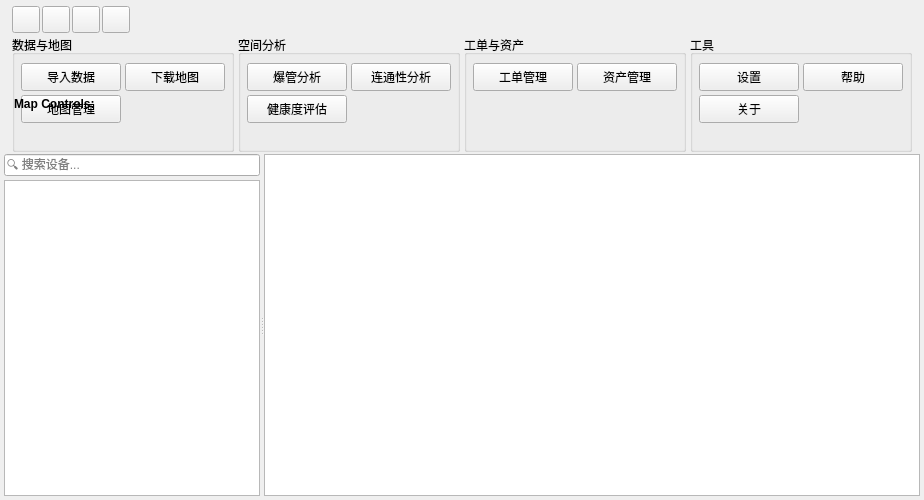
Wanan0708/UGIMS, file src/ui/myform.ui: the form before one commit.
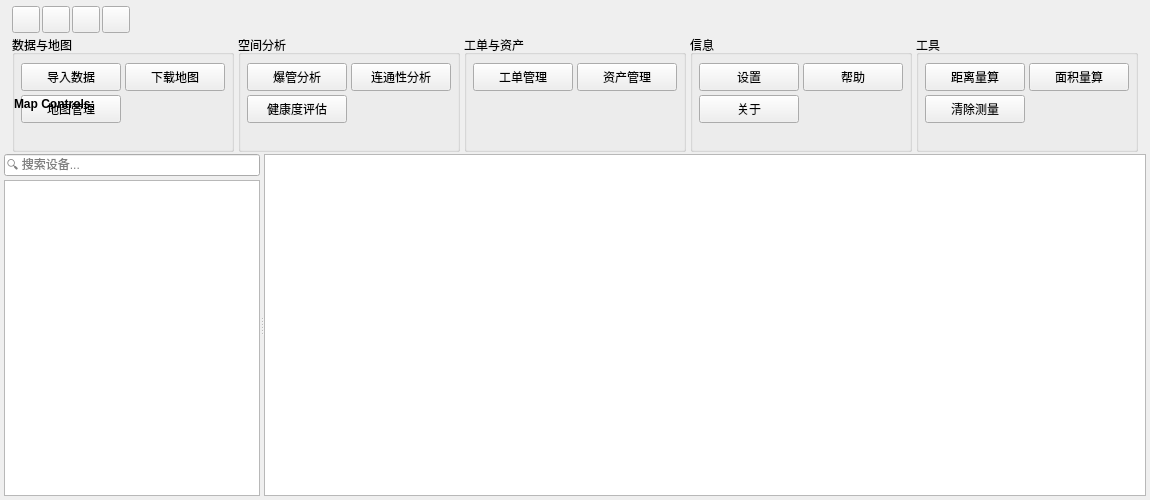
The form after the commit.

```diff
--- a/src/ui/myform.ui
+++ b/src/ui/myform.ui
@@ -536,7 +536,7 @@
            </widget>
           </item>
           <item>
-           <widget class="QGroupBox" name="toolsGroup">
+           <widget class="QGroupBox" name="infoGroup">
             <property name="sizePolicy">
              <sizepolicy hsizetype="Fixed" vsizetype="Preferred">
               <horstretch>0</horstretch>
@@ -544,12 +544,12 @@
              </sizepolicy>
             </property>
             <property name="title">
-             <string>工具</string>
+             <string>信息</string>
             </property>
             <property name="alignment">
              <set>Qt::AlignmentFlag::AlignLeading</set>
             </property>
-            <layout class="QVBoxLayout" name="toolsLayout">
+            <layout class="QVBoxLayout" name="infoLayout">
              <property name="spacing">
               <number>4</number>
              </property>
@@ -649,6 +649,141 @@
                  </property>
                  <property name="text">
                   <string>关于</string>
+                 </property>
+                </widget>
+               </item>
+              </layout>
+             </item>
+             <item>
+              <spacer name="infoStretch">
+               <property name="orientation">
+                <enum>Qt::Orientation::Vertical</enum>
+               </property>
+               <property name="sizeHint" stdset="0">
+                <size>
+                 <width>20</width>
+                 <height>40</height>
+                </size>
+               </property>
+              </spacer>
+             </item>
+            </layout>
+           </widget>
+          </item>
+          <item>
+           <widget class="QGroupBox" name="toolsGroup">
+            <property name="sizePolicy">
+             <sizepolicy hsizetype="Fixed" vsizetype="Preferred">
+              <horstretch>0</horstretch>
+              <verstretch>0</verstretch>
+             </sizepolicy>
+            </property>
+            <property name="title">
+             <string>工具</string>
+            </property>
+            <property name="alignment">
+             <set>Qt::AlignmentFlag::AlignLeading</set>
+            </property>
+            <layout class="QVBoxLayout" name="toolsLayout">
+             <property name="spacing">
+              <number>4</number>
+             </property>
+             <property name="leftMargin">
+              <number>6</number>
+             </property>
+             <property name="topMargin">
+              <number>8</number>
+             </property>
+             <property name="rightMargin">
+              <number>6</number>
+             </property>
+             <property name="bottomMargin">
+              <number>6</number>
+             </property>
+             <item>
+              <layout class="QHBoxLayout">
+               <property name="spacing">
+                <number>4</number>
+               </property>
+               <item alignment="Qt::AlignLeft">
+                <widget class="QPushButton" name="distanceMeasureButton">
+                 <property name="sizePolicy">
+                  <sizepolicy hsizetype="Fixed" vsizetype="Fixed">
+                   <horstretch>0</horstretch>
+                   <verstretch>0</verstretch>
+                  </sizepolicy>
+                 </property>
+                 <property name="minimumSize">
+                  <size>
+                   <width>100</width>
+                   <height>28</height>
+                  </size>
+                 </property>
+                 <property name="maximumSize">
+                  <size>
+                   <width>100</width>
+                   <height>28</height>
+                  </size>
+                 </property>
+                 <property name="text">
+                  <string>距离量算</string>
+                 </property>
+                </widget>
+               </item>
+               <item alignment="Qt::AlignLeft">
+                <widget class="QPushButton" name="areaMeasureButton">
+                 <property name="sizePolicy">
+                  <sizepolicy hsizetype="Fixed" vsizetype="Fixed">
+                   <horstretch>0</horstretch>
+                   <verstretch>0</verstretch>
+                  </sizepolicy>
+                 </property>
+                 <property name="minimumSize">
+                  <size>
+                   <width>100</width>
+                   <height>28</height>
+                  </size>
+                 </property>
+                 <property name="maximumSize">
+                  <size>
+                   <width>100</width>
+                   <height>28</height>
+                  </size>
+                 </property>
+                 <property name="text">
+                  <string>面积量算</string>
+                 </property>
+                </widget>
+               </item>
+              </layout>
+             </item>
+             <item>
+              <layout class="QHBoxLayout">
+               <property name="spacing">
+                <number>4</number>
+               </property>
+               <item alignment="Qt::AlignLeft">
+                <widget class="QPushButton" name="clearMeasureButton">
+                 <property name="sizePolicy">
+                  <sizepolicy hsizetype="Fixed" vsizetype="Fixed">
+                   <horstretch>0</horstretch>
+                   <verstretch>0</verstretch>
+                  </sizepolicy>
+                 </property>
+                 <property name="minimumSize">
+                  <size>
+                   <width>100</width>
+                   <height>28</height>
+                  </size>
+                 </property>
+                 <property name="maximumSize">
+                  <size>
+                   <width>100</width>
+                   <height>28</height>
+                  </size>
+                 </property>
+                 <property name="text">
+                  <string>清除测量</string>
                  </property>
                 </widget>
                </item>
```
